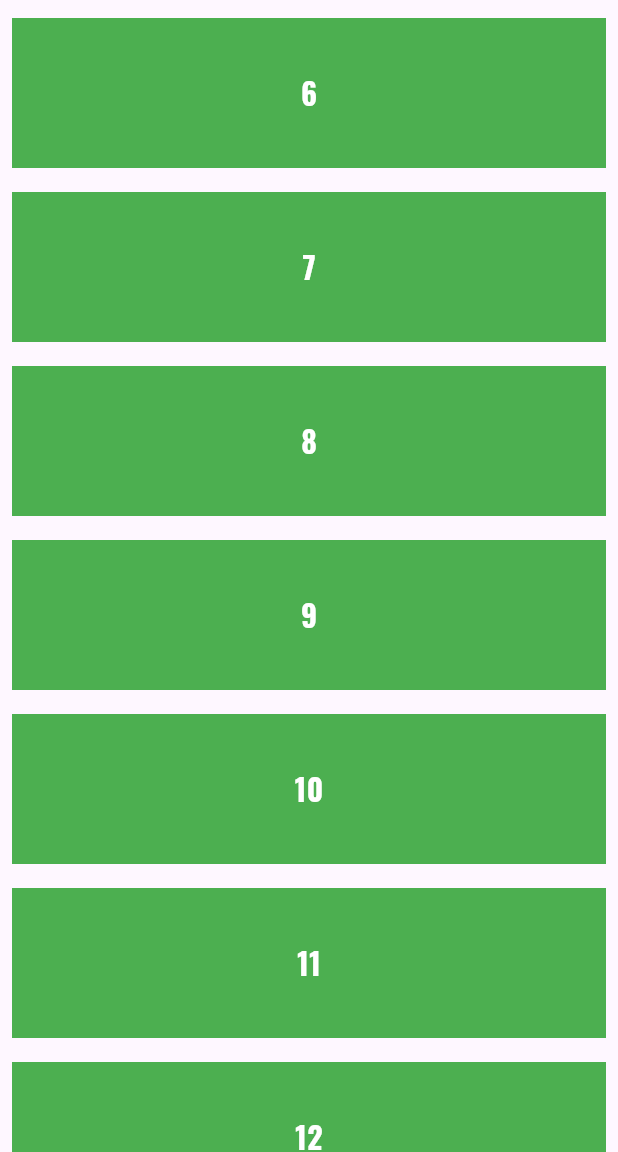
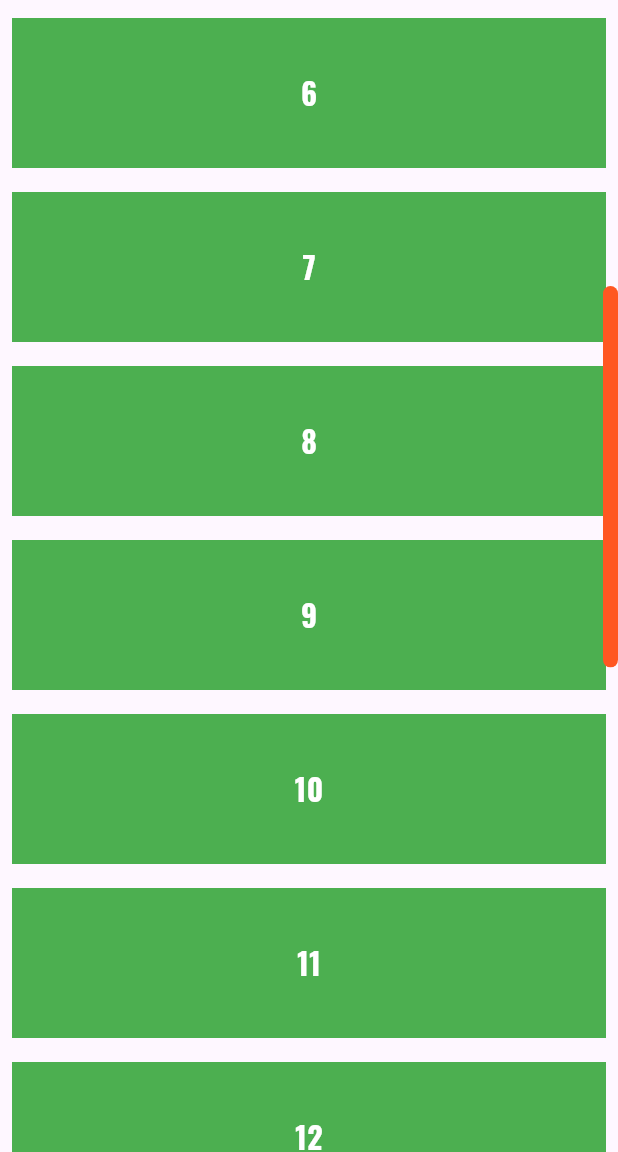
Before and after one commit to alhasann351/scrollbar, a Flutter app: the screen it shows after launch, scrolled down 576 dp, on a phone screen of 412 x 824 dp, the part 84-1236 px from its top. Run offline on Flutter 3.47's test engine with Material 3 defaults, Android fonts, the phone set to English and light mode, and no system bars; our stand-ins replace google_fonts.

```diff
--- a/lib/main.dart
+++ b/lib/main.dart
@@ -15,6 +15,9 @@ class MyApp extends StatelessWidget {
       theme: ThemeData(
         textTheme: GoogleFonts.oswaldTextTheme(),
         primaryColor: const Color(0xFF820300),
+        scrollbarTheme: ScrollbarThemeData(
+          thumbColor: MaterialStateProperty.all(Colors.deepOrange),
+        ),
       ),
       home: const MyHomePage(),
     );
@@ -67,7 +70,13 @@ class _MyHomePageState extends State<MyHomePage> {
           ),
         ),
       ),
-      body: ListView.builder(
+      body: Scrollbar(
+        thumbVisibility: true,
+        trackVisibility: false,
+        thickness: 10,
+        interactive: true,
+        radius: const Radius.circular(10),
+        child: ListView.builder(
           itemCount: items.length,
           itemBuilder: (context, index) {
             return Padding(
@@ -89,6 +98,7 @@ class _MyHomePageState extends State<MyHomePage> {
             );
           },
         ),
+      ),
     );
   }
 }
```
Lines whose indentation alone changed are shown as unchanged.
